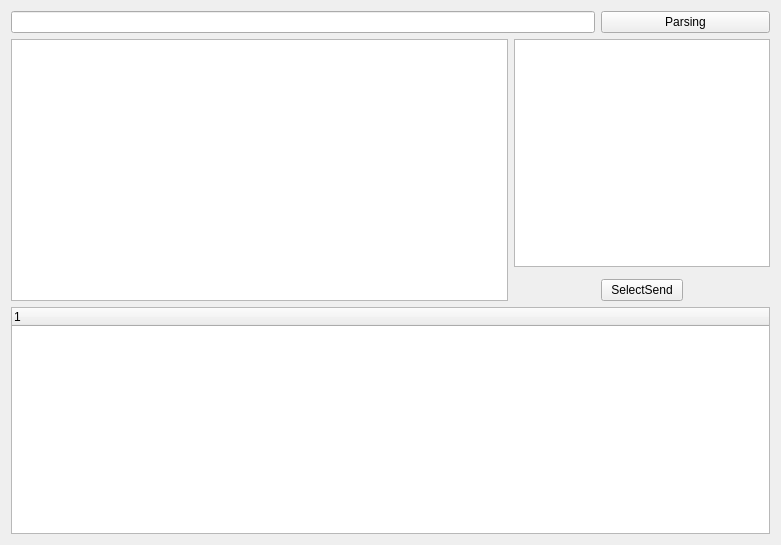
The window that JsonParsingWidget/widget.ui (Jyeong2c/TeamProject) describes before a commit, drawn with Qt 5.
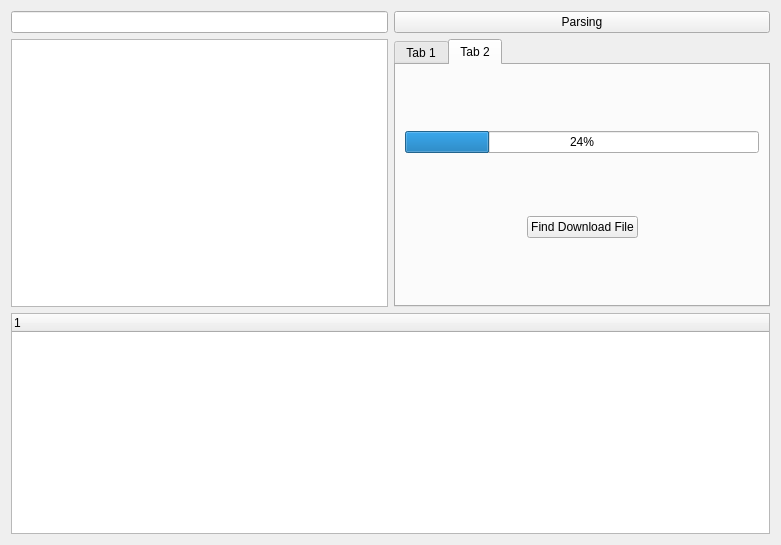
The same window after the commit.

What changed in the file:
```diff
--- a/JsonParsingWidget/widget.ui
+++ b/JsonParsingWidget/widget.ui
@@ -13,31 +13,118 @@
   <property name="windowTitle">
    <string>Widget</string>
   </property>
-  <layout class="QGridLayout" name="gridLayout">
-   <item row="3" column="2">
-    <widget class="QPushButton" name="SelectSend">
-     <property name="text">
-      <string>SelectSend</string>
-     </property>
-    </widget>
-   </item>
-   <item row="0" column="0" colspan="2">
+  <layout class="QGridLayout" name="gridLayout_3">
+   <item row="0" column="0">
     <widget class="QLineEdit" name="UrlLineEdit"/>
    </item>
-   <item row="0" column="2" colspan="2">
+   <item row="0" column="1">
     <widget class="QPushButton" name="connectButton">
      <property name="text">
       <string>Parsing</string>
      </property>
     </widget>
    </item>
-   <item row="1" column="0" rowspan="3">
+   <item row="1" column="0">
     <widget class="QPlainTextEdit" name="urlAllData_2"/>
    </item>
-   <item row="1" column="1" colspan="3">
-    <widget class="QTextBrowser" name="textBrowser"/>
+   <item row="1" column="1">
+    <widget class="QTabWidget" name="tabWidget">
+     <property name="currentIndex">
+      <number>1</number>
+     </property>
+     <widget class="QWidget" name="tab">
+      <attribute name="title">
+       <string>Tab 1</string>
+      </attribute>
+      <layout class="QGridLayout" name="gridLayout">
+       <item row="0" column="0" colspan="3">
+        <widget class="QTextBrowser" name="textBrowser"/>
+       </item>
+       <item row="1" column="0">
+        <spacer name="horizontalSpacer">
+         <property name="orientation">
+          <enum>Qt::Horizontal</enum>
+         </property>
+         <property name="sizeHint" stdset="0">
+          <size>
+           <width>118</width>
+           <height>20</height>
+          </size>
+         </property>
+        </spacer>
+       </item>
+       <item row="1" column="1">
+        <widget class="QPushButton" name="SelectSend">
+         <property name="text">
+          <string>SelectSend</string>
+         </property>
+        </widget>
+       </item>
+       <item row="1" column="2">
+        <spacer name="horizontalSpacer_2">
+         <property name="orientation">
+          <enum>Qt::Horizontal</enum>
+         </property>
+         <property name="sizeHint" stdset="0">
+          <size>
+           <width>117</width>
+           <height>20</height>
+          </size>
+         </property>
+        </spacer>
+       </item>
+      </layout>
+     </widget>
+     <widget class="QWidget" name="tab_2">
+      <attribute name="title">
+       <string>Tab 2</string>
+      </attribute>
+      <layout class="QGridLayout" name="gridLayout_2">
+       <item row="1" column="2">
+        <spacer name="horizontalSpacer_4">
+         <property name="orientation">
+          <enum>Qt::Horizontal</enum>
+         </property>
+         <property name="sizeHint" stdset="0">
+          <size>
+           <width>93</width>
+           <height>20</height>
+          </size>
+         </property>
+        </spacer>
+       </item>
+       <item row="1" column="1">
+        <widget class="QPushButton" name="pushButton">
+         <property name="text">
+          <string>Find Download File</string>
+         </property>
+        </widget>
+       </item>
+       <item row="0" column="0" colspan="3">
+        <widget class="QProgressBar" name="progressBar">
+         <property name="value">
+          <number>24</number>
+         </property>
+        </widget>
+       </item>
+       <item row="1" column="0">
+        <spacer name="horizontalSpacer_3">
+         <property name="orientation">
+          <enum>Qt::Horizontal</enum>
+         </property>
+         <property name="sizeHint" stdset="0">
+          <size>
+           <width>94</width>
+           <height>20</height>
+          </size>
+         </property>
+        </spacer>
+       </item>
+      </layout>
+     </widget>
+    </widget>
    </item>
-   <item row="4" column="0" colspan="4">
+   <item row="2" column="0" colspan="2">
     <widget class="QTreeWidget" name="JsonPasingTable">
      <column>
       <property name="text">
```
